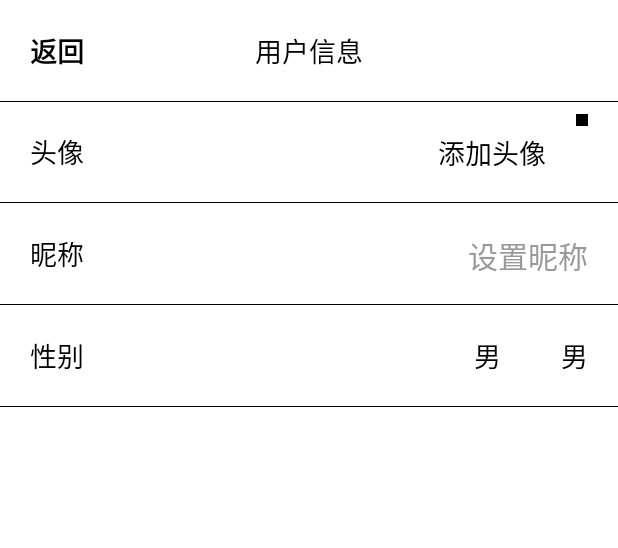
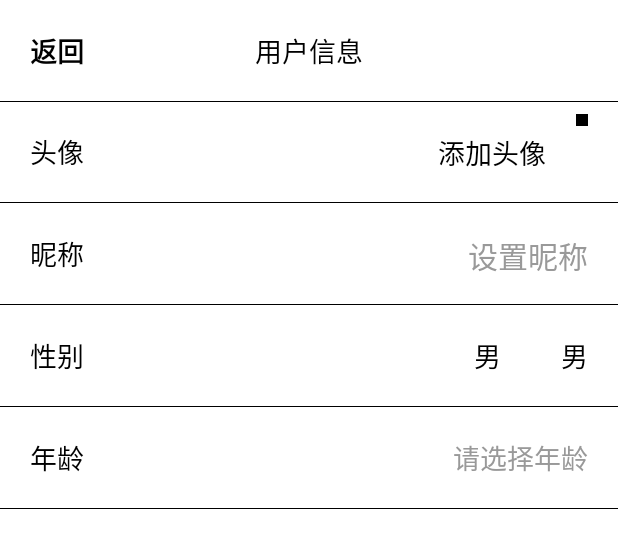
Before and after one commit to guanzhen-yun/childstudy, an Android app: the layout activity_userinfo.xml on its own in the app's theme, with its tools: preview values and no code run, on a phone screen of 412 x 824 dp. Shown: the top 548 px of the screen. Run offline under Robolectric (Android 15) with nearby library versions, the phone set to English and light mode, and no system bars.

Commit message:
添加年龄选择器

```diff
--- a/app/build.gradle
+++ b/app/build.gradle
@@ -99,5 +99,7 @@ dependencies {
     implementation 'com.github.CymChad:BaseRecyclerViewAdapterHelper:2.9.40'
 
     debugImplementation 'com.squareup.leakcanary:leakcanary-android:2.7'
-    implementation 'me.samlss:broccoli:1.0.0'
+    implementation 'me.samlss:broccoli:1.0.0' //骨架屏
+    //wheelView
+    implementation 'com.contrarywind:wheelview:4.1.0'
 }
--- a/app/src/main/res/layout/activity_userinfo.xml
+++ b/app/src/main/res/layout/activity_userinfo.xml
@@ -125,5 +125,29 @@
         android:layout_below="@id/tv_sex"
         android:background="@color/black" />
 
+    <TextView
+        android:id="@+id/tv_age"
+        style="@style/style_set"
+        android:layout_below="@id/view_sex"
+        android:text="年龄" />
 
+    <TextView
+        android:layout_width="wrap_content"
+        android:layout_height="wrap_content"
+        android:id="@+id/tv_age_value"
+        android:layout_alignParentRight="true"
+        android:layout_below="@id/view_sex"
+        android:gravity="right"
+        android:textSize="18sp"
+        android:textColor="@color/black"
+        android:textColorHint="#999999"
+        android:padding="20dp"
+        android:hint="请选择年龄"
+        />
+
+    <View
+        android:layout_width="match_parent"
+        android:layout_height="0.5dp"
+        android:layout_below="@id/tv_age"
+        android:background="@color/black" />
 </RelativeLayout>
```
Also changed, not shown: app/src/main/java/com/inke/childstudy/userinfo/UserInfoActivity.java (+31 -1 lines), app/src/main/java/com/inke/childstudy/view/dialog/BottomAgeDialog.java (added, +108 -0 lines), app/src/main/res/layout/view_age_dialog.xml (added, +53 -0 lines).
